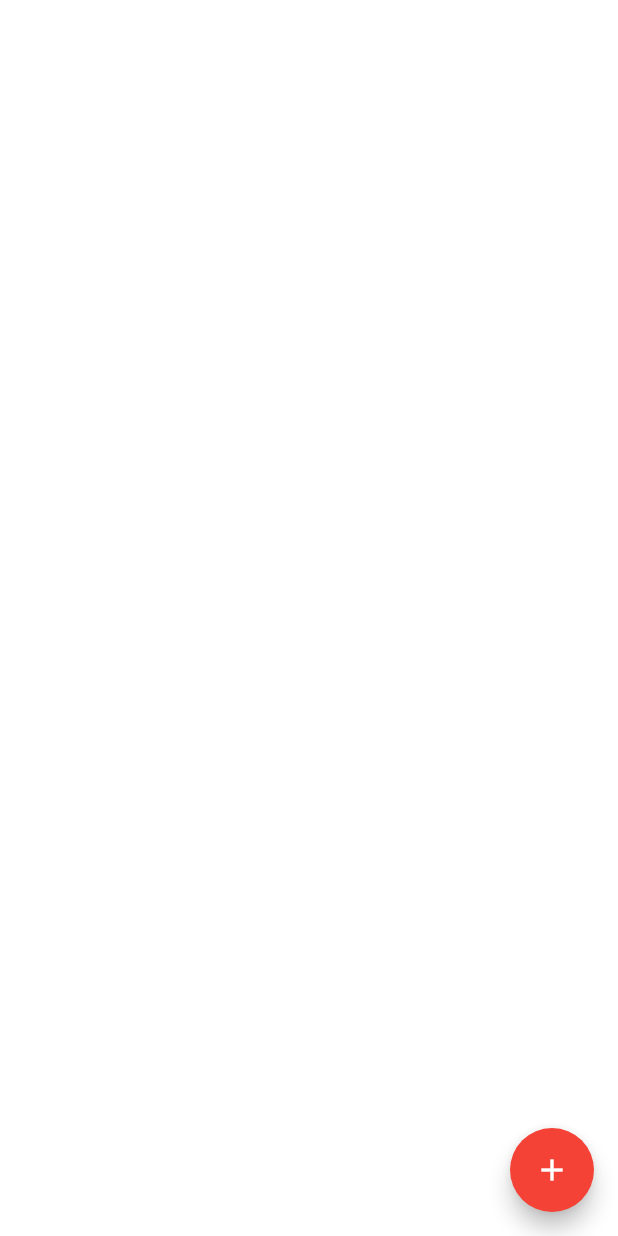
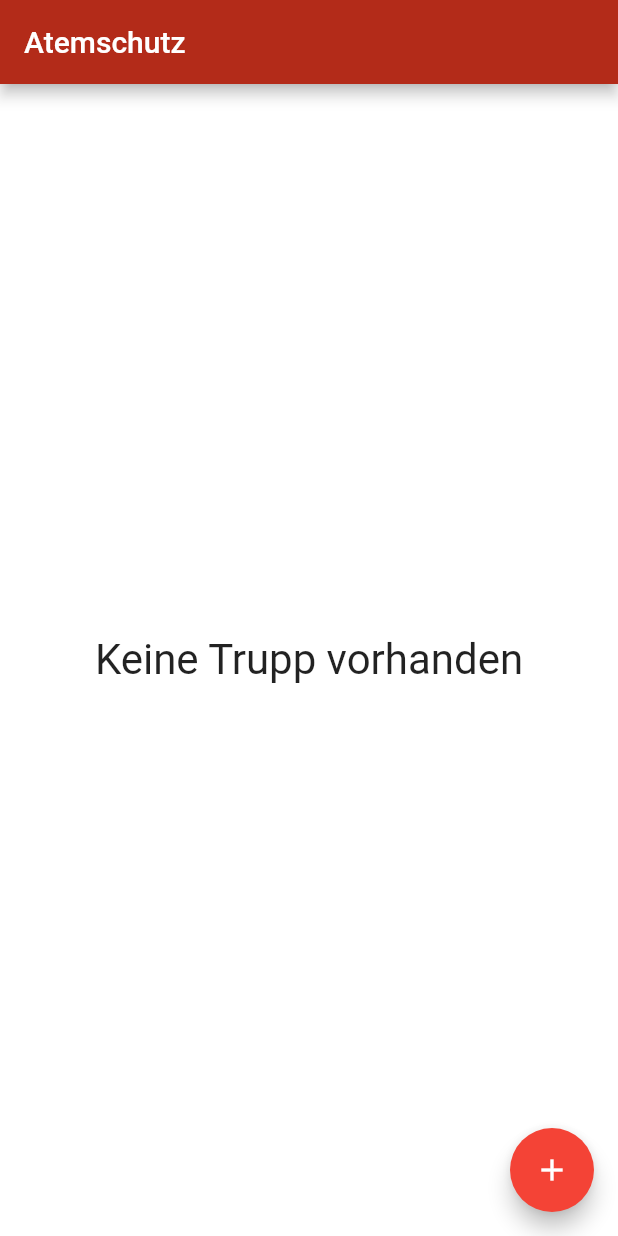
Before and after one commit to mo-pr/SaferFire-1.0, a Flutter app: the Oxygen screen opened directly, on a phone screen of 412 x 824 dp. Run offline on Flutter 3.47's test engine with Material 2 defaults, Android fonts, the phone set to English and light mode, and no system bars; our stand-ins replace charts_flutter, email_validator, fluttertoast, font_awesome_flutter, image_picker, open_file and 1 more; missing offline and left inert: flutter_sparkline, map_launcher, mysql1, syncfusion_flutter_pdf; accounts and stored records are empty.

Commit message:
NEW USER-INTERFACE

```diff
--- a/lib/oxygenPage.dart
+++ b/lib/oxygenPage.dart
@@ -11,7 +11,7 @@ List<PDFEntry> persEntries = <PDFEntry>[];
 List<Entry> entries = <Entry>[];
 
 class _OxygenState extends State<Oxygen> {
-  Timer _timer;
+  late Timer _timer;
   TextEditingController _controller01 = new TextEditingController();
   TextEditingController _controller02 = new TextEditingController();
   TextEditingController _controller03 = new TextEditingController();
@@ -42,11 +42,11 @@ class _OxygenState extends State<Oxygen> {
   }
 
   void handleStartStop(int index) {
-    if (entries[index]._timer.isRunning) {
-      entries[index]._timer.stop();
+    if (entries[index]._timer!.isRunning) {
+      entries[index]._timer!.stop();
       persEntries[index]._stoptime = DateTime.now();
     } else {
-      entries[index]._timer.start();
+      entries[index]._timer!.start();
       entries[index]._time = DateFormat('kk:mm:ss').format(DateTime.now()).toString();
       persEntries[index]._starttime = DateTime.now();
     }
@@ -79,13 +79,20 @@ class _OxygenState extends State<Oxygen> {
   @override
   Widget build(BuildContext context) {
     return Scaffold(
-      backgroundColor: Colors.transparent,
+      backgroundColor: Colors.white,
+      appBar: AppBar(
+        title: Text(
+          "Atemschutz",
+          style: TextStyle(fontSize: 20),
+        ),
+        backgroundColor: Color(0xffb32b19),
+      ),
       body: Center(
         child: entries.isEmpty == true
             ? Container(
                 child: Text(
                   "Keine Trupp vorhanden",
-                  style: TextStyle(color: Colors.white, fontSize: 28),
+                  style: TextStyle(color: Colors.black87, fontSize: 28),
                 ),
               )
             : ListView.builder(
@@ -98,7 +105,7 @@ class _OxygenState extends State<Oxygen> {
                     child: Container(
                         color: Colors.transparent,
                         child: Card(
-                          color: Colors.white10,
+                          color: Colors.white,
                           shape: RoundedRectangleBorder(
                             borderRadius: BorderRadius.circular(10.0),
                           ),
@@ -110,7 +117,7 @@ class _OxygenState extends State<Oxygen> {
                                     "Trupp: " +
                                         entries[index].entryNr.toString(),
                                     style: TextStyle(
-                                        fontSize: 19.0, color: Colors.white),
+                                        fontSize: 19.0, color: Colors.black87),
                                   ),
                                   SizedBox(
                                     height: 4,
@@ -131,7 +138,7 @@ class _OxygenState extends State<Oxygen> {
                                   ),
                                   Text(
                                     formatTime(entries[index]
-                                        ._timer
+                                        ._timer!
                                         .elapsedMilliseconds),
                                     style: TextStyle(
                                       color: Colors.red,
@@ -395,16 +402,16 @@ class _OxygenState extends State<Oxygen> {
 }
 
 class Entry {
-  Stopwatch _timer;
-  int _entryNr;
-  String _person01;
-  String _person02;
-  String _person03;
-  String _time;
+  Stopwatch? _timer;
+  int? _entryNr;
+  String? _person01;
+  String? _person02;
+  String? _person03;
+  String? _time;
 
-  String _pressure01;
-  String _pressure02;
-  String _pressure03;
+  String? _pressure01;
+  String? _pressure02;
+  String? _pressure03;
 
   Entry(_person01, _person02, _person03, _number) {
     this._person01 = _person01;
@@ -414,22 +421,22 @@ class Entry {
   }
 
   String _getNames() {
-    String names = _person01 + " - " + _pressure01 + " bar\n";
+    String names = _person01! + " - " + _pressure01! + " bar\n";
     if (!(_person02 == null || _person02 == "")) {
-      names += _person02 + " - " + _pressure02 + " bar\n";
+      names += _person02! + " - " + _pressure02! + " bar\n";
     }
     if (!(_person03 == null || _person03 == "")) {
-      names += _person03 + " - " + _pressure03 + " bar\n";
+      names += _person03! + " - " + _pressure03! + " bar\n";
     }
 
     return names;
   }
 
-  String _getTime() {
+  String? _getTime() {
     return _time;
   }
 
-  int get entryNr => _entryNr;
+  int? get entryNr => _entryNr;
 
   @override
   String toString() {
@@ -438,16 +445,16 @@ class Entry {
 }
 
 class PDFEntry{
-  int _people;
-  int _entryNr;
-  String _person01;
-  String _person02;
-  String _person03;
-  DateTime _starttime;
-  DateTime _stoptime;
-  String _pressure01;
-  String _pressure02;
-  String _pressure03;
+  int? _people;
+  int? _entryNr;
+  String? _person01;
+  String? _person02;
+  String? _person03;
+  DateTime? _starttime;
+  DateTime? _stoptime;
+  String? _pressure01;
+  String? _pressure02;
+  String? _pressure03;
 
   PDFEntry(_person01, _person02, _person03, _number) {
     this._person01 = _person01;
@@ -462,15 +469,16 @@ class PDFEntry{
   String toString() {
     switch(_people){
       case 1:
-        return "Truppnr.: "+_entryNr.toString()+" von: "+_starttime.toIso8601String()+" bis: "+_stoptime.toIso8601String()+"\n("+_person01+" "+_pressure01+"bar)";
+        return "Truppnr.: "+_entryNr.toString()+" von: "+_starttime!.toIso8601String()+" bis: "+_stoptime!.toIso8601String()+"\n("+_person01!+" "+_pressure01!+"bar)";
         break;
       case 2:
-        return "Truppnr.: "+_entryNr.toString()+" von: "+_starttime.toIso8601String()+" bis: "+_stoptime.toIso8601String()+"\n("+_person01+" "+_pressure01+"bar) ""("+_person02+" "+_pressure02+"bar)";
+        return "Truppnr.: "+_entryNr.toString()+" von: "+_starttime!.toIso8601String()+" bis: "+_stoptime!.toIso8601String()+"\n("+_person01!+" "+_pressure01!+"bar) ""("+_person02!+" "+_pressure02!+"bar)";
         break;
       case 3:
-        return "Truppnr.: "+_entryNr.toString()+" von: "+_starttime.toIso8601String()+" bis: "+_stoptime.toIso8601String()+"\n("+_person01+" "+_pressure01+"bar) ""("+_person02+" "+_pressure02+"bar) ""("+_person03+" "+_pressure03+"bar)";
+        return "Truppnr.: "+_entryNr.toString()+" von: "+_starttime!.toIso8601String()+" bis: "+_stoptime!.toIso8601String()+"\n("+_person01!+" "+_pressure01!+"bar) ""("+_person02!+" "+_pressure02!+"bar) ""("+_person03!+" "+_pressure03!+"bar)";
         break;
     }
+    return "";
   }
 }
 
--- a/lib/stylesLoginRegister.dart
+++ b/lib/stylesLoginRegister.dart
@@ -4,7 +4,7 @@ class InputWithIcon extends StatefulWidget {
   final IconData icon;
   final String hint;
 
-  InputWithIcon({this.icon, this.hint});
+  InputWithIcon({required this.icon, required this.hint});
 
   @override
   _InputWithIconState createState() => _InputWithIconState();
@@ -43,7 +43,7 @@ class _InputWithIconState extends State<InputWithIcon> {
 class OutlineBtn extends StatefulWidget {
   final String btnText;
 
-  OutlineBtn({this.btnText});
+  OutlineBtn({required this.btnText});
 
   @override
   _OutlineBtnState createState() => _OutlineBtnState();
@@ -70,7 +70,7 @@ class _OutlineBtnState extends State<OutlineBtn> {
 class PrimaryButton extends StatefulWidget {
   final String btnText;
 
-  PrimaryButton({this.btnText});
+  PrimaryButton({required this.btnText});
 
   @override
   _PrimaryButtonState createState() => _PrimaryButtonState();
```
Also changed, not shown: lib/adr.dart (+21 -21 lines), lib/api.dart (+48 -53 lines), lib/cam.dart (+10 -5 lines), lib/map.dart (+32 -13 lines), lib/protocol.dart (+11 -4 lines), lib/sharedloginregister.dart (+117 -73 lines), pubspec.yaml (+5 -5 lines), assets/images/Safer-Fire-Text.png (added), assets/images/Safer-Fire.png (added), assets/images/Safer-Fire_ICON.png (added), assets/images/firewatch.png, assets/images/logo_small_icon_only_inverted.png, assets/images/logo_small_icon_only_two.png (added), pubspec.lock, 20 other files.
